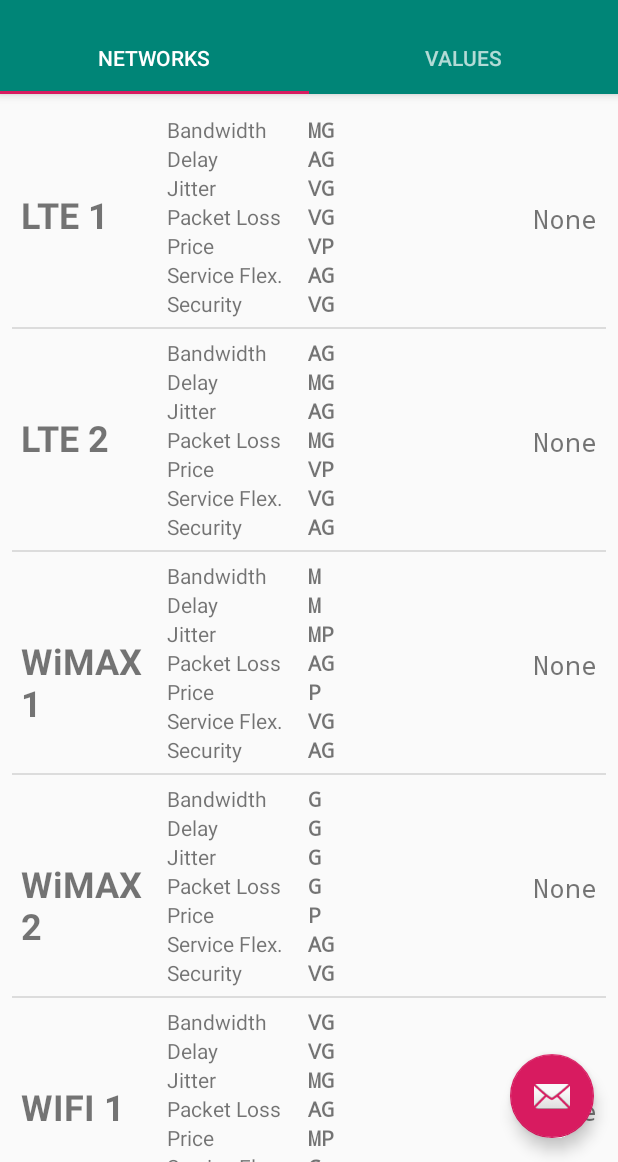
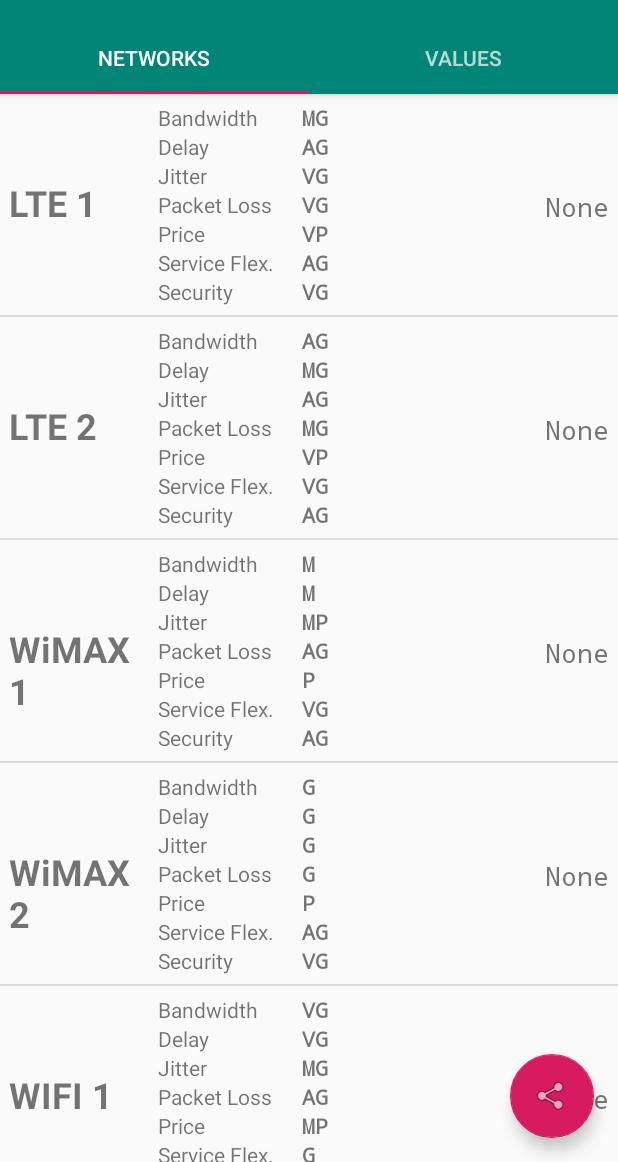
Before and after one commit to julio-b/android-netselect, an Android app: the screen it shows after launch (MainActivity), on a phone screen of 412 x 824 dp, the part 74-1236 px from its top. Run offline under Robolectric (Android 15) with nearby library versions, the phone set to English and light mode, and no system bars.

Commit message:
Fix minor details

```diff
--- a/app/src/main/res/layout/activity_main.xml
+++ b/app/src/main/res/layout/activity_main.xml
@@ -44,6 +44,7 @@
         android:layout_width="match_parent"
         android:layout_height="match_parent"
         android:layout_weight="1"
+        android:layout_marginBottom="?attr/actionBarSize"
         app:layout_behavior="@string/appbar_scrolling_view_behavior"
         app:layout_constraintBottom_toBottomOf="parent"
         app:layout_constraintTop_toBottomOf="@+id/tabs"
@@ -58,6 +59,6 @@
         android:layout_height="wrap_content"
         android:layout_gravity="bottom|end"
         android:layout_margin="@dimen/fab_margin"
-        app:srcCompat="@android:drawable/ic_dialog_email" />
+        app:srcCompat="@android:drawable/ic_menu_share" />
 
 </android.support.design.widget.CoordinatorLayout>
--- a/app/src/main/res/layout/fragment_networks_list.xml
+++ b/app/src/main/res/layout/fragment_networks_list.xml
@@ -9,15 +9,6 @@
     <ListView
         android:id="@+id/netlistview"
         android:layout_width="match_parent"
-        android:layout_height="wrap_content"
-        android:layout_marginStart="8dp"
-        android:layout_marginTop="8dp"
-        android:layout_marginEnd="8dp"
-        android:layout_marginBottom="8dp"
-        android:footerDividersEnabled="true"
-        app:layout_constraintBottom_toBottomOf="parent"
-        app:layout_constraintEnd_toEndOf="parent"
-        app:layout_constraintStart_toStartOf="parent"
-        app:layout_constraintTop_toBottomOf="@+id/tabs" />
+        android:layout_height="match_parent" />
 
 </FrameLayout>
```
